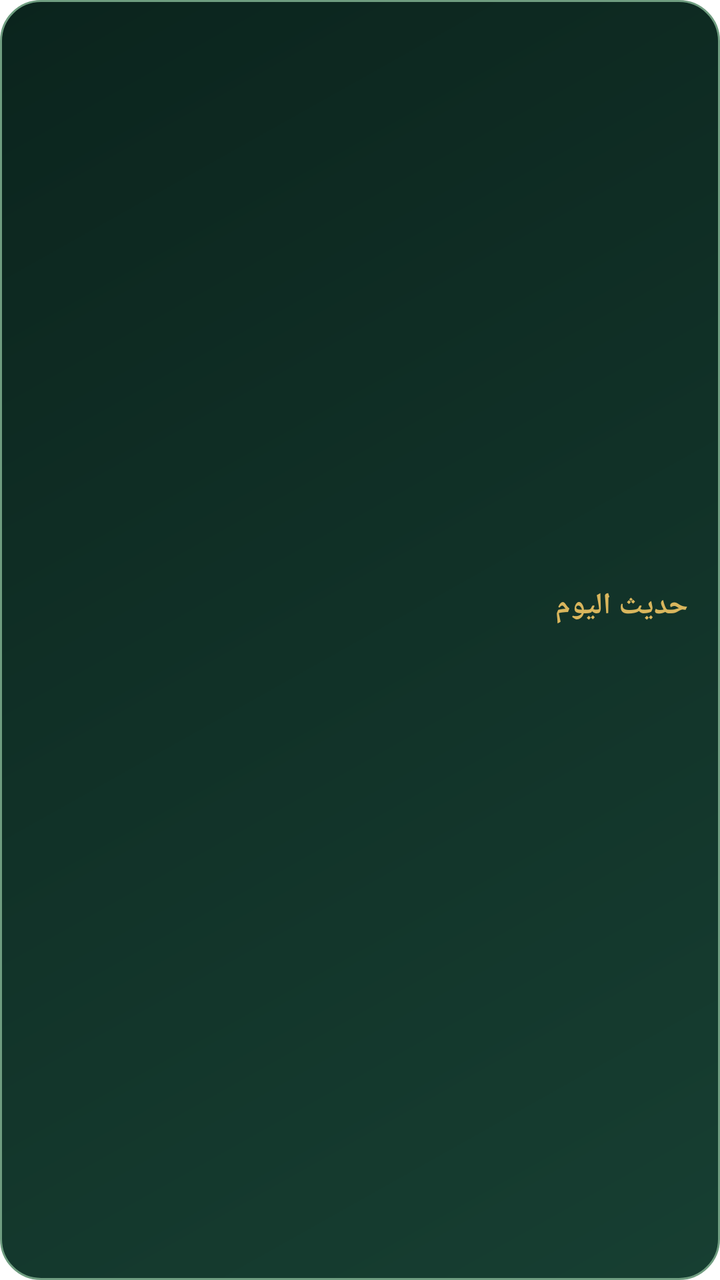
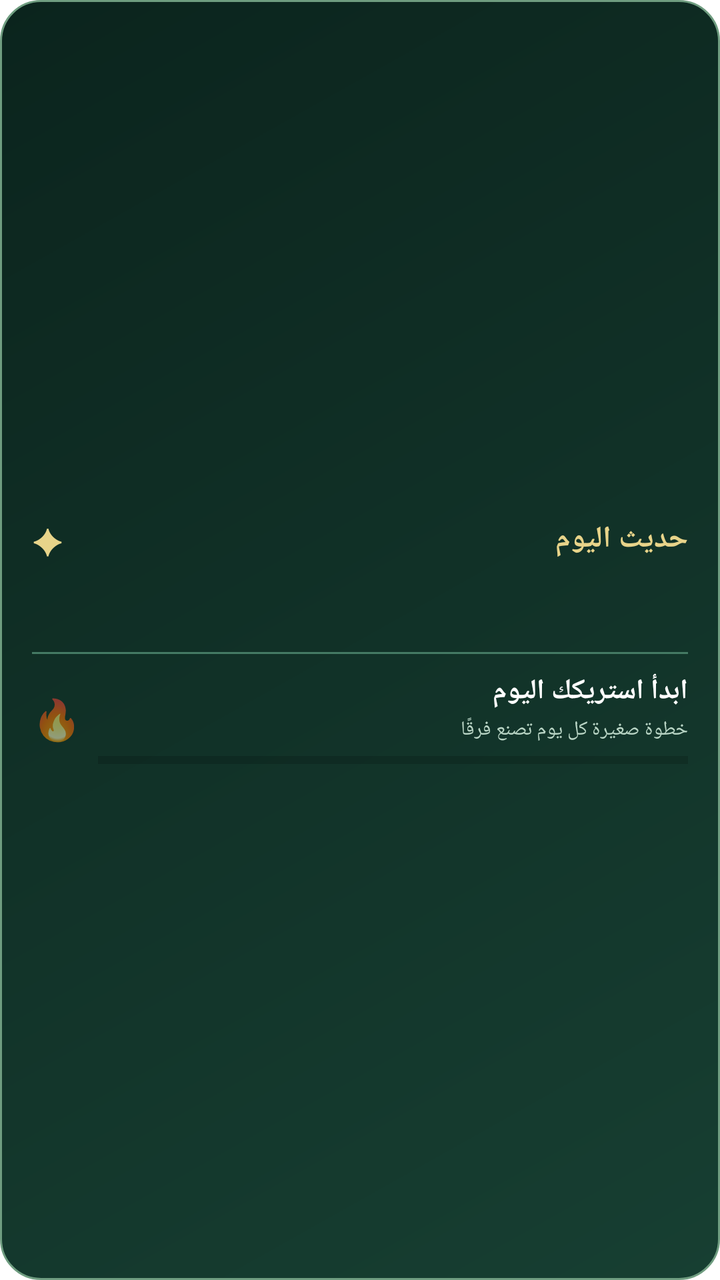

The first picture is an Android layout as it rendered before a commit; the second is the same layout after the commit. The layout source and the unified diff follow.
<!-- AndroidManifest.xml: fallback theme Theme.MaterialComponents.DayNight.NoActionBar -->
<!-- res/layout/hadith_widget.xml -->
<?xml version="1.0" encoding="utf-8"?>
<LinearLayout xmlns:android="http://schemas.android.com/apk/res/android"
    android:id="@+id/widget_hadith_container"
    android:layout_width="match_parent"
    android:layout_height="match_parent"
    android:background="@drawable/widget_hadith_background"
    android:gravity="center_vertical"
    android:orientation="vertical"
    android:padding="16dp">

    <TextView
        android:layout_width="match_parent"
        android:layout_height="wrap_content"
        android:text="حديث اليوم"
        android:textColor="#D9B65D"
        android:textSize="15sp"
        android:textStyle="bold" />

    <TextView
        android:id="@+id/widget_hadith_text"
        android:layout_width="match_parent"
        android:layout_height="wrap_content"
        android:ellipsize="end"
        android:fontFamily="sans"
        android:maxLines="5"
        android:textColor="#FFFFFF"
        android:textSize="15sp"
        android:textStyle="bold" />

    <TextView
        android:id="@+id/widget_hadith_source"
        android:layout_width="match_parent"
        android:layout_height="wrap_content"
        android:ellipsize="end"
        android:maxLines="2"
        android:textColor="#B9D5C5"
        android:textSize="10sp" />
</LinearLayout>
<!-- resources referenced by this layout -->
<resources>
  <!-- drawable widget_hadith_background (drawable) -->
  <?xml version="1.0" encoding="utf-8"?>
  <shape xmlns:android="http://schemas.android.com/apk/res/android">
      <corners android:radius="20dp" />
      <gradient
          android:angle="315"
          android:endColor="#173F32"
          android:startColor="#0B241D" />
      <stroke
          android:width="1dp"
          android:color="#6F9D80" />
  </shape>
</resources>

<!-- the commit's change to res/layout/hadith_widget.xml (unified diff, before → after) -->
@@ -8,13 +8,29 @@
     android:orientation="vertical"
     android:padding="16dp">
 
-    <TextView
+    <LinearLayout
         android:layout_width="match_parent"
         android:layout_height="wrap_content"
-        android:text="حديث اليوم"
-        android:textColor="#D9B65D"
-        android:textSize="15sp"
-        android:textStyle="bold" />
+        android:gravity="center_vertical"
+        android:orientation="horizontal">
+
+        <TextView
+            android:layout_width="wrap_content"
+            android:layout_height="wrap_content"
+            android:text="✦"
+            android:textColor="#E8D48A"
+            android:textSize="18sp" />
+
+        <TextView
+            android:layout_width="0dp"
+            android:layout_height="wrap_content"
+            android:layout_weight="1"
+            android:paddingStart="8dp"
+            android:text="حديث اليوم"
+            android:textColor="#E8D48A"
+            android:textSize="15sp"
+            android:textStyle="bold" />
+    </LinearLayout>
 
     <TextView
         android:id="@+id/widget_hadith_text"
@@ -35,4 +51,63 @@
         android:maxLines="2"
         android:textColor="#B9D5C5"
         android:textSize="10sp" />
+
+    <View
+        android:layout_width="match_parent"
+        android:layout_height="1dp"
+        android:layout_marginTop="10dp"
+        android:layout_marginBottom="9dp"
+        android:background="#447A64" />
+
+    <LinearLayout
+        android:layout_width="match_parent"
+        android:layout_height="wrap_content"
+        android:gravity="center_vertical"
+        android:orientation="horizontal">
+
+        <TextView
+            android:layout_width="wrap_content"
+            android:layout_height="wrap_content"
+            android:text="🔥"
+            android:textSize="20sp" />
+
+        <LinearLayout
+            android:layout_width="0dp"
+            android:layout_height="wrap_content"
+            android:layout_weight="1"
+            android:layout_marginStart="8dp"
+            android:orientation="vertical">
+
+            <TextView
+                android:id="@+id/widget_streak_value"
+                android:layout_width="match_parent"
+                android:layout_height="wrap_content"
+                android:text="ابدأ استريكك اليوم"
+                android:textColor="#FFFFFF"
+                android:textSize="14sp"
+                android:textStyle="bold" />
+
+            <TextView
+                android:id="@+id/widget_streak_meta"
+                android:layout_width="match_parent"
+                android:layout_height="wrap_content"
+                android:layout_marginTop="3dp"
+                android:ellipsize="end"
+                android:maxLines="1"
+                android:text="خطوة صغيرة كل يوم تصنع فرقًا"
+                android:textColor="#B9D5C5"
+                android:textSize="10sp" />
+
+            <ProgressBar
+                android:id="@+id/widget_streak_progress"
+                style="?android:attr/progressBarStyleHorizontal"
+                android:layout_width="match_parent"
+                android:layout_height="5dp"
+                android:layout_marginTop="6dp"
+                android:max="7"
+                android:progress="0"
+                android:progressTint="#D9B65D"
+                android:secondaryProgressTint="#447A64" />
+        </LinearLayout>
+    </LinearLayout>
 </LinearLayout>
